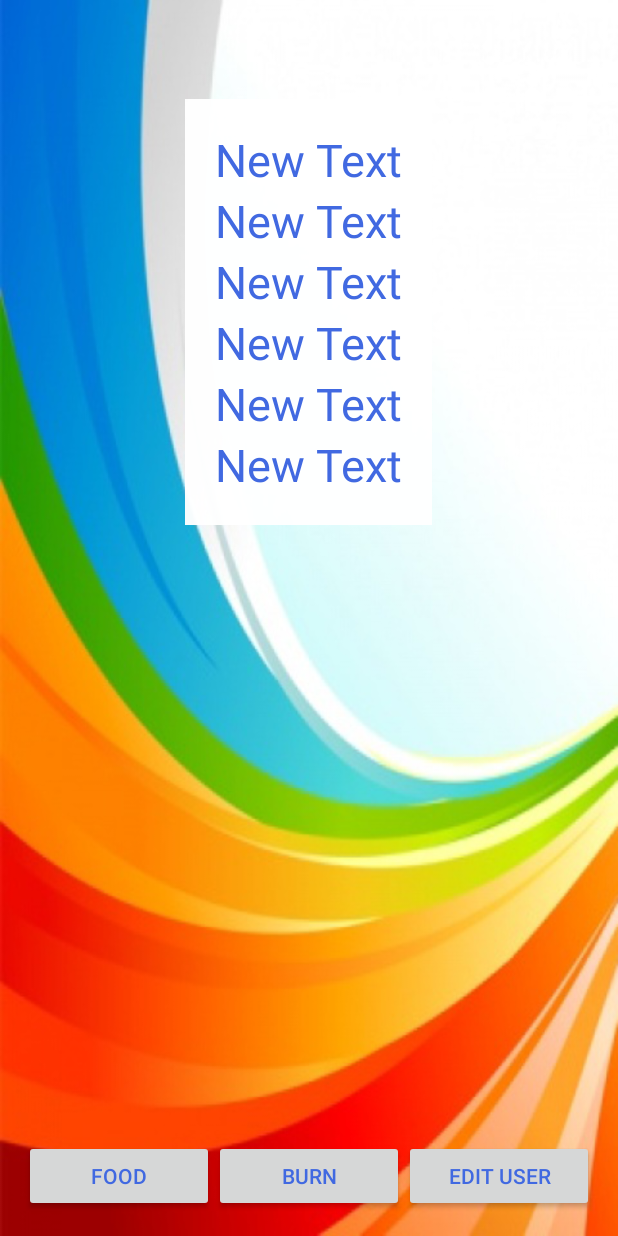
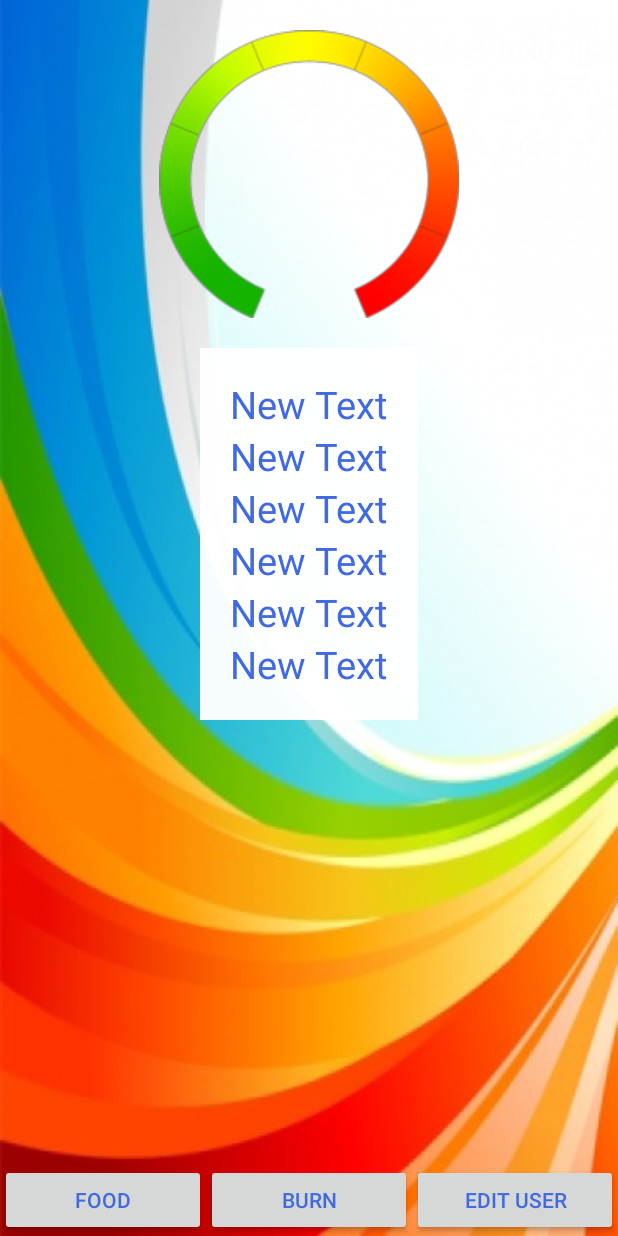
Before and after one commit to masterUNG/Weight-Control-From-May, an Android app: the MainActivity screen opened directly, with no data from a screen before it, on a phone screen of 412 x 824 dp. Run offline under Robolectric (Android 15) with nearby library versions, the phone set to English and light mode, and no system bars.

Commit message:
Ring Design

```diff
--- a/app/src/main/res/layout/activity_main.xml
+++ b/app/src/main/res/layout/activity_main.xml
@@ -1,12 +1,9 @@
 <?xml version="1.0" encoding="utf-8"?>
 <RelativeLayout xmlns:android="http://schemas.android.com/apk/res/android"
+    xmlns:app="http://schemas.android.com/apk/res-auto"
     xmlns:tools="http://schemas.android.com/tools"
     android:layout_width="match_parent"
     android:layout_height="match_parent"
-    android:paddingBottom="@dimen/activity_vertical_margin"
-    android:paddingLeft="@dimen/activity_horizontal_margin"
-    android:paddingRight="@dimen/activity_horizontal_margin"
-    android:paddingTop="@dimen/activity_vertical_margin"
     tools:context="nu.khamenketkan.waritsara.weightcontrol.MainActivity"
     android:background="@drawable/bg2">
 
@@ -49,8 +46,9 @@
         android:layout_height="wrap_content"
         android:layout_centerHorizontal="true"
         android:padding="20dp"
-        android:layout_marginTop="50dp"
-        android:background="#f5ffffff">
+        android:background="#f5ffffff"
+        android:id="@+id/linText"
+        android:layout_below="@+id/imageView">
 
         <TextView
             android:layout_width="wrap_content"
@@ -100,4 +98,12 @@
             android:textSize="@dimen/h1"
             android:textColor="@color/text" />
     </LinearLayout>
+
+    <ImageView
+        android:layout_width="wrap_content"
+        android:layout_height="wrap_content"
+        app:srcCompat="@drawable/a100"
+        android:id="@+id/imageView"
+        android:layout_centerHorizontal="true"
+        android:layout_margin="20dp" />
 </RelativeLayout>
--- a/app/src/main/res/values/dimens.xml
+++ b/app/src/main/res/values/dimens.xml
@@ -3,7 +3,7 @@
     <dimen name="activity_horizontal_margin">16dp</dimen>
     <dimen name="activity_vertical_margin">16dp</dimen>
 
-    <dimen name="h1">30sp</dimen>
+    <dimen name="h1">25sp</dimen>
     <dimen name="h2">18sp</dimen>
 
 
--- a/build.gradle
+++ b/build.gradle
@@ -5,7 +5,7 @@ buildscript {
         jcenter()
     }
     dependencies {
-        classpath 'com.android.tools.build:gradle:2.2.1'
+        classpath 'com.android.tools.build:gradle:2.2.2'
 
         // NOTE: Do not place your application dependencies here; they belong
         // in the individual module build.gradle files
```
Also changed, not shown: app/src/main/res/drawable/a100.png (added).
